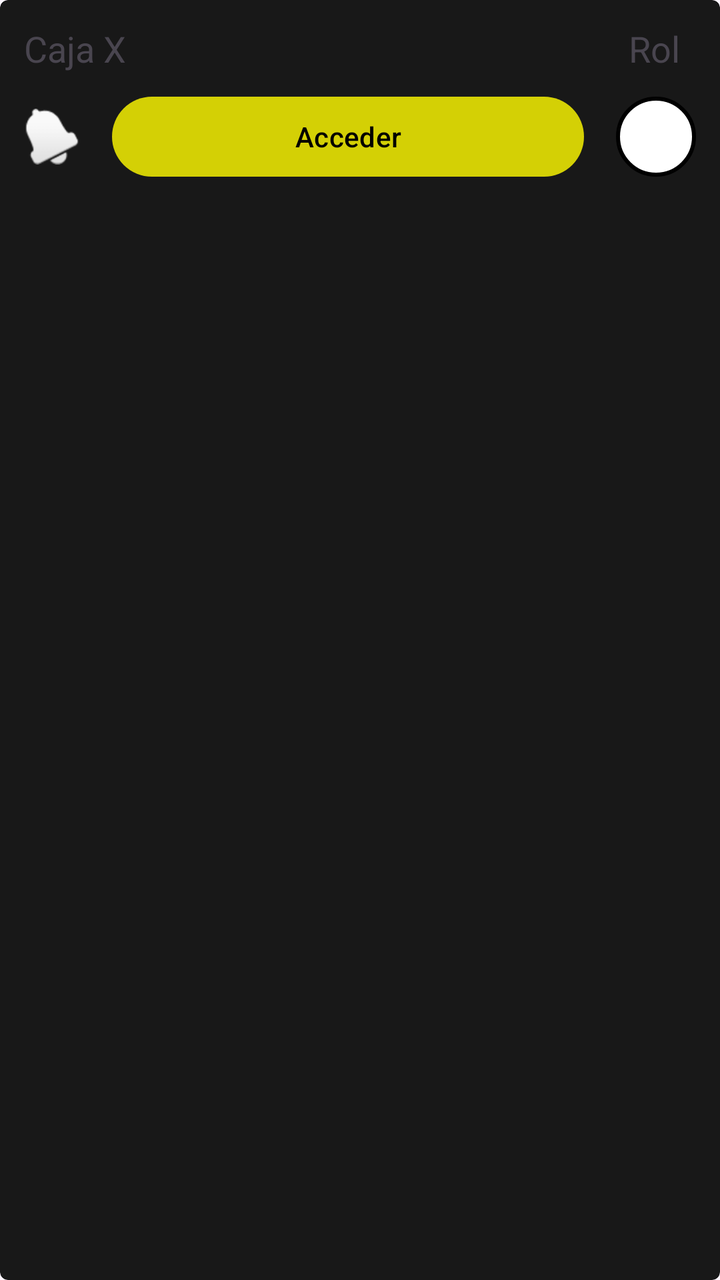
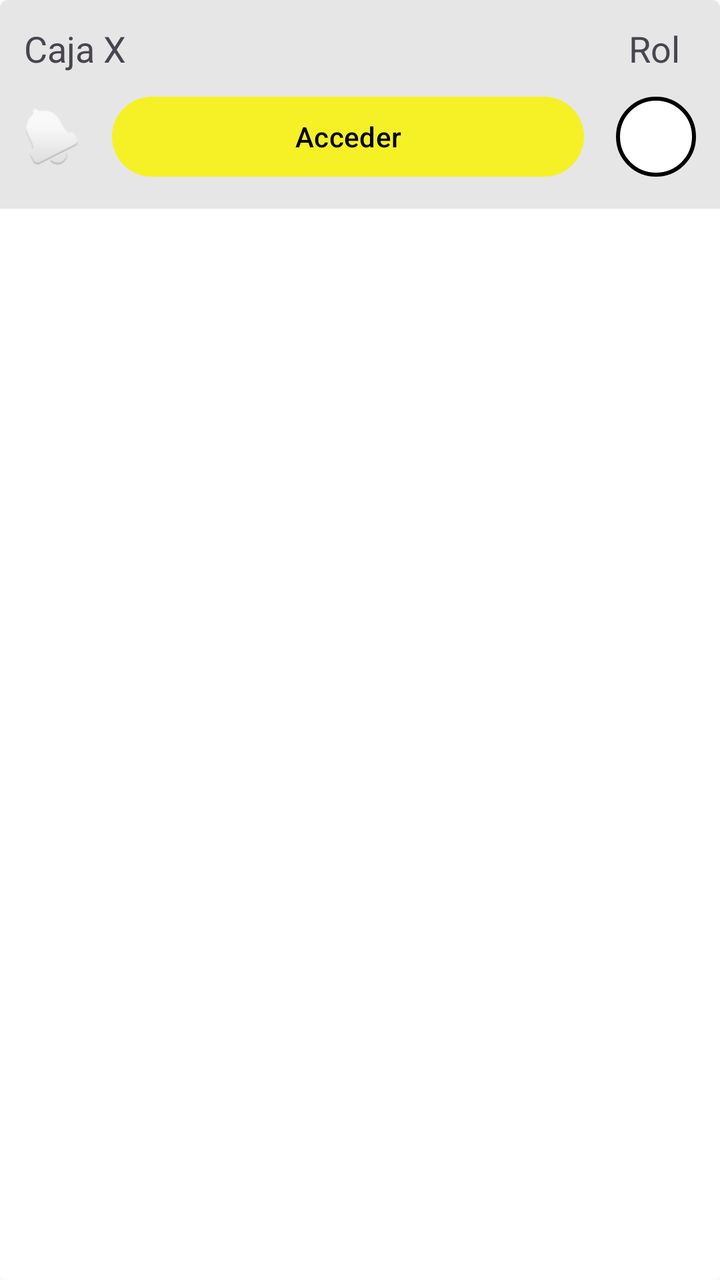

Before-and-after screenshots of an Android layout around one commit, followed by the original layout XML and the change that was made.
<!-- AndroidManifest.xml: application theme Theme.ProyeIoT -->
<!-- res/layout/item_cajas.xml -->
<?xml version="1.0" encoding="utf-8"?>
<com.google.android.material.card.MaterialCardView
    xmlns:android="http://schemas.android.com/apk/res/android"
    xmlns:app="http://schemas.android.com/apk/res-auto"
    android:layout_width="match_parent"
    android:layout_height="wrap_content"
    android:layout_marginBottom="12dp"
    app:cardBackgroundColor="#181818"
    app:cardCornerRadius="4dp"
    app:strokeWidth="0dp"
    >

    <androidx.constraintlayout.widget.ConstraintLayout
        android:layout_width="match_parent"
        android:layout_height="wrap_content"
        android:backgroundTint="#1A1A12"
        android:padding="12dp">

        <TextView
            android:id="@+id/tvCaja"
            android:layout_width="wrap_content"
            android:layout_height="wrap_content"
            android:text="Caja X"
            android:textSize="18sp"
            app:layout_constraintStart_toStartOf="parent"
            app:layout_constraintTop_toTopOf="parent" />

        <TextView
            android:id="@+id/tvRol"
            android:layout_width="wrap_content"
            android:layout_height="wrap_content"
            android:layout_marginEnd="8dp"
            android:text="Rol"
            android:textSize="18sp"
            app:layout_constraintEnd_toEndOf="parent"
            app:layout_constraintTop_toTopOf="parent" />

        <ImageView
            android:id="@+id/ivNotificacion"
            android:layout_width="28dp"
            android:layout_height="28dp"
            android:contentDescription="Notificaciones"
            android:src="@android:drawable/ic_popup_reminder"
            app:layout_constraintBottom_toBottomOf="@id/btnAcceder"
            app:layout_constraintStart_toStartOf="parent"
            app:layout_constraintTop_toTopOf="@id/btnAcceder" />

        <Button
            android:id="@+id/btnAcceder"
            android:layout_width="0dp"
            android:layout_height="wrap_content"
            android:layout_marginStart="16dp"
            android:layout_marginTop="8dp"
            android:layout_marginEnd="16dp"
            android:text="Acceder"
            app:layout_constraintEnd_toStartOf="@id/vRol"
            app:layout_constraintStart_toEndOf="@id/ivNotificacion"
            app:layout_constraintTop_toBottomOf="@id/tvCaja" />

        <View
            android:id="@+id/vRol"
            android:layout_width="40dp"
            android:layout_height="40dp"
            android:background="@drawable/circulo_rol"
            app:layout_constraintBottom_toBottomOf="@id/btnAcceder"
            app:layout_constraintEnd_toEndOf="parent"
            app:layout_constraintTop_toTopOf="@id/btnAcceder" />

    </androidx.constraintlayout.widget.ConstraintLayout>
</com.google.android.material.card.MaterialCardView>
<!-- resources referenced by this layout -->
<resources>
  <!-- drawable circulo_rol (drawable) -->
  <?xml version="1.0" encoding="utf-8"?>
  <shape xmlns:android="http://schemas.android.com/apk/res/android"
      android:shape="oval">
      <stroke android:width="2dp" android:color="#000000" />
      <solid android:color="#FFFFFF" />
  </shape>
  <style name="Theme.ProyeIoT" parent="Base.Theme.ProyeIoT" />
  <style name="Base.Theme.ProyeIoT" parent="Theme.Material3.DayNight.NoActionBar">
          <item name="materialButtonStyle">@style/Widget.ProyeIoT.Button</item>
      </style>
  <style name="Widget.ProyeIoT.Button" parent="Widget.Material3.Button">
          <item name="backgroundTint">@color/boton_fondo</item>
          <item name="android:textColor">@color/boton_texto</item>
      </style>
  <color name="boton_fondo">#D6F8F402</color>
  <color name="boton_texto">#000000</color>
</resources>

<!-- the commit's change to res/layout/item_cajas.xml (unified diff, before → after) -->
@@ -5,15 +5,15 @@
     android:layout_width="match_parent"
     android:layout_height="wrap_content"
     android:layout_marginBottom="12dp"
-    app:cardBackgroundColor="#181818"
+    app:cardBackgroundColor="@color/color_blanco"
     app:cardCornerRadius="4dp"
     app:strokeWidth="0dp"
     >
 
     <androidx.constraintlayout.widget.ConstraintLayout
+        style="@style/caja_1"
         android:layout_width="match_parent"
         android:layout_height="wrap_content"
-        android:backgroundTint="#1A1A12"
         android:padding="12dp">
 
         <TextView
@@ -46,6 +46,7 @@
             app:layout_constraintTop_toTopOf="@id/btnAcceder" />
 
         <Button
+            style="@style/boton_1"
             android:id="@+id/btnAcceder"
             android:layout_width="0dp"
             android:layout_height="wrap_content"
<!-- resource entries referenced after the edit -->
@@ -1,5 +1,6 @@
 <!-- resources referenced by this layout -->
 <resources>
+  <color name="color_blanco">#FFFFFF</color>
   <!-- drawable circulo_rol (drawable) -->
   <?xml version="1.0" encoding="utf-8"?>
   <shape xmlns:android="http://schemas.android.com/apk/res/android"
@@ -7,15 +8,28 @@
       <stroke android:width="2dp" android:color="#000000" />
       <solid android:color="#FFFFFF" />
   </shape>
+  <style name="boton_1" parent="Widget.Material3.Button">
+          <item name="backgroundTint">@color/boton_fondo</item>
+          <item name="android:textColor">@color/boton_texto</item>
+      </style>
+  <style name="caja_1">
+          <item name="android:background">@color/fondo_2</item>
+          <item name="android:textColor">@color/texto_1</item>
+      </style>
   <style name="Theme.ProyeIoT" parent="Base.Theme.ProyeIoT" />
   <style name="Base.Theme.ProyeIoT" parent="Theme.Material3.DayNight.NoActionBar">
           <item name="materialButtonStyle">@style/Widget.ProyeIoT.Button</item>
       </style>
+  <color name="color_main">#D6F8F402</color>
+  <color name="color_negro">#000000</color>
   <style name="Widget.ProyeIoT.Button" parent="Widget.Material3.Button">
           <item name="backgroundTint">@color/boton_fondo</item>
-          <item name="android:textColor">@color/boton_texto</item>
+          <item name="android:textColor">@color/color_blanco</item>
+          <item name="color">@color/color_negro</item>
       </style>
-  <color name="boton_fondo">#D6F8F402</color>
-  <color name="boton_texto">#000000</color>
+  <color name="boton_fondo">@color/color_main</color>
+  <color name="boton_texto">@color/color_negro</color>
+  <color name="fondo_2">#E6E6E6</color>
+  <color name="texto_1">#000000</color>
 </resources>
 
